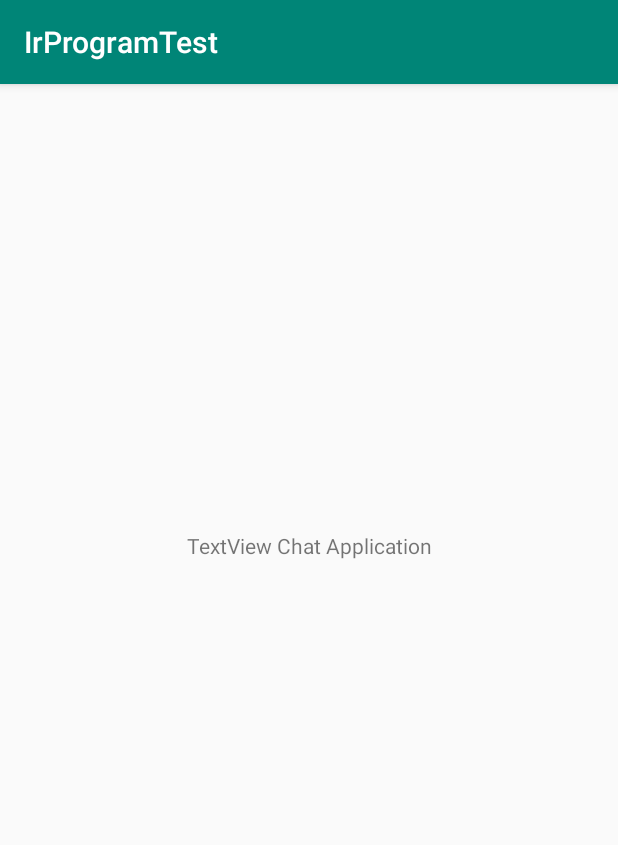
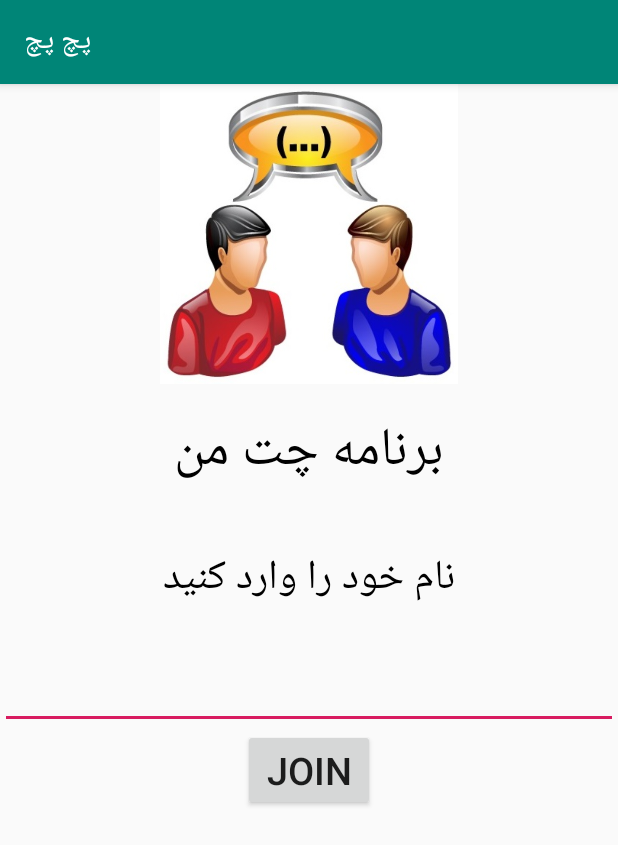
Before and after one commit to HTC77/android-irprogram.com-examples, an Android app: the screen it shows after launch (MainActivity), on a phone screen of 412 x 824 dp. Shown: the top 845 px of the screen. Run offline under Robolectric (Android 15) with nearby library versions, the phone set to English and light mode, and no system bars.

Commit message:
AndroidAsync dependency + Message class and adapter + some classes for connect to web socket

```diff
--- a/app/build.gradle
+++ b/app/build.gradle
@@ -19,10 +19,11 @@ android {
 }
 
 dependencies {
-    implementation fileTree(dir: 'libs', include: ['*.jar'])
+    implementation fileTree(include: ['*.jar'], dir: 'libs')
     implementation 'com.android.support:appcompat-v7:27.1.1'
     implementation 'com.android.support.constraint:constraint-layout:1.1.3'
     testImplementation 'junit:junit:4.12'
     androidTestImplementation 'com.android.support.test:runner:1.0.2'
     androidTestImplementation 'com.android.support.test.espresso:espresso-core:3.0.2'
+    implementation project(':AndroidAsync')
 }
--- a/app/src/main/res/layout/activity_main.xml
+++ b/app/src/main/res/layout/activity_main.xml
@@ -1,18 +1,52 @@
 <?xml version="1.0" encoding="utf-8"?>
-<android.support.constraint.ConstraintLayout xmlns:android="http://schemas.android.com/apk/res/android"
-    xmlns:app="http://schemas.android.com/apk/res-auto"
+<LinearLayout xmlns:android="http://schemas.android.com/apk/res/android"
     xmlns:tools="http://schemas.android.com/tools"
     android:layout_width="match_parent"
     android:layout_height="match_parent"
+    android:orientation="vertical"
     tools:context=".MainActivity">
 
+    <ImageView
+            android:id="@+id/textView"
+            android:layout_width="200dp"
+            android:layout_height="200dp"
+            android:src="@drawable/logo"
+            android:layout_gravity="center"
+            android:contentDescription="@string/logo_text"/>
     <TextView
-            android:id="@+id/textView"
+            android:id="@+id/tvLogo"
+            android:layout_width="match_parent"
+            android:layout_height="wrap_content"
+            android:layout_marginTop="15dp"
+            android:layout_marginBottom="15dp"
+            android:text="@string/logo_text"
+            android:textColor="@color/black"
+            android:textSize="35sp"
+            android:gravity="center_horizontal"/>
+    <TextView
+            android:id="@+id/tvQuestion"
+            android:text="@string/enter_name"
+            android:layout_width="match_parent"
+            android:layout_height="wrap_content"
+            android:layout_marginTop="15dp"
+            android:layout_marginBottom="15dp"
+            android:textColor="@color/black"
+            android:textSize="27sp"
+            android:gravity="center_horizontal"/>
+    <EditText
+            android:layout_width="match_parent"
+            android:layout_height="wrap_content"
+            android:inputType="textPersonName"
+            android:ems="10"
+            android:id="@+id/etName"
+            android:textSize="30sp"
+            android:textAlignment="center"/>
+    <Button
+            android:text="Join"
             android:layout_width="wrap_content"
             android:layout_height="wrap_content"
-            android:layout_marginTop="298dp"
-            android:text="TextView Chat Application"
-            app:layout_constraintEnd_toEndOf="parent"
-            app:layout_constraintStart_toStartOf="parent"
-            app:layout_constraintTop_toTopOf="parent"/>
-</android.support.constraint.ConstraintLayout>
+            android:id="@+id/button"
+            android:layout_gravity="center"
+            android:textSize="25sp" android:onClick="onBtnJoinClick"/>
+
+</LinearLayout>
--- a/app/src/main/res/values/colors.xml
+++ b/app/src/main/res/values/colors.xml
@@ -3,4 +3,10 @@
     <color name="colorPrimary">#008577</color>
     <color name="colorPrimaryDark">#00574B</color>
     <color name="colorAccent">#D81B60</color>
+    <color name="black">#000000</color>
+    <color name="from">#777777</color>
+    <color name="message">#272727</color>
+    <color name="bgMessageFrom">#e5e7eb</color>
+    <color name="bgMessageTo">#5eb964</color>
+    <color name="white">#ffffff</color>
 </resources>
--- a/app/src/main/res/values/strings.xml
+++ b/app/src/main/res/values/strings.xml
@@ -1,3 +1,6 @@
 <resources>
-    <string name="app_name">IrProgramTest</string>
+    <string name="app_name">پچ پچ</string>
+    <string name="logo_text">برنامه چت من</string>
+    <string name="enter_name">نام خود را وارد کنید</string>
+    <string name="enter_name_error">نام خود را وارد کنید</string>
 </resources>
--- a/build.gradle
+++ b/build.gradle
@@ -18,7 +18,7 @@ allprojects {
     repositories {
         google()
         jcenter()
-
+        mavenCentral()
     }
 }
 
--- a/settings.gradle
+++ b/settings.gradle
@@ -1 +1 @@
-include ':app'
+include ':app', ':AndroidAsync'
```
Also changed, not shown: app/src/main/AndroidManifest.xml (+7 -3 lines), app/src/main/java/com/example/irprogramtest/MainActivity.java (+16 -2 lines), app/src/main/java/com/example/irprogramtest/MessageListAdapter.java (added, +56 -0 lines), app/src/main/java/com/example/irprogramtest/SpeakingActivity.java (added, +13 -0 lines), app/src/main/java/com/example/irprogramtest/other/Message.java (added, +36 -0 lines), app/src/main/java/com/example/irprogramtest/other/Utils.java (added, +45 -0 lines), app/src/main/java/com/example/irprogramtest/other/WsConfig.java (added, +9 -0 lines), app/src/main/res/drawable-v24/bg_msg_from.xml (added, +14 -0 lines), app/src/main/res/drawable-v24/bg_msg_you.xml (added, +14 -0 lines), app/src/main/res/layout/activity_speaking.xml (added, +10 -0 lines), app/src/main/res/layout/list_item_message_left.xml (added, +30 -0 lines), app/src/main/res/layout/list_item_message_right.xml (added, +28 -0 lines), app/src/main/res/drawable-v24/bg_messages.png (added), app/src/main/res/drawable-v24/logo.jpg (added).
